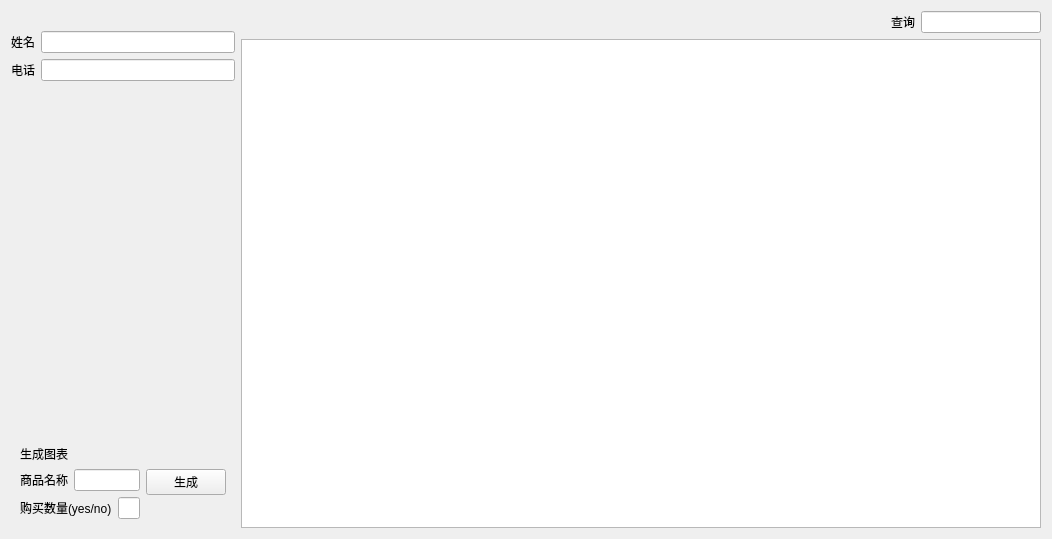
zhihao2020/ShopSystem, file Qtdesigners/查看用户信息.ui: the form before one commit.
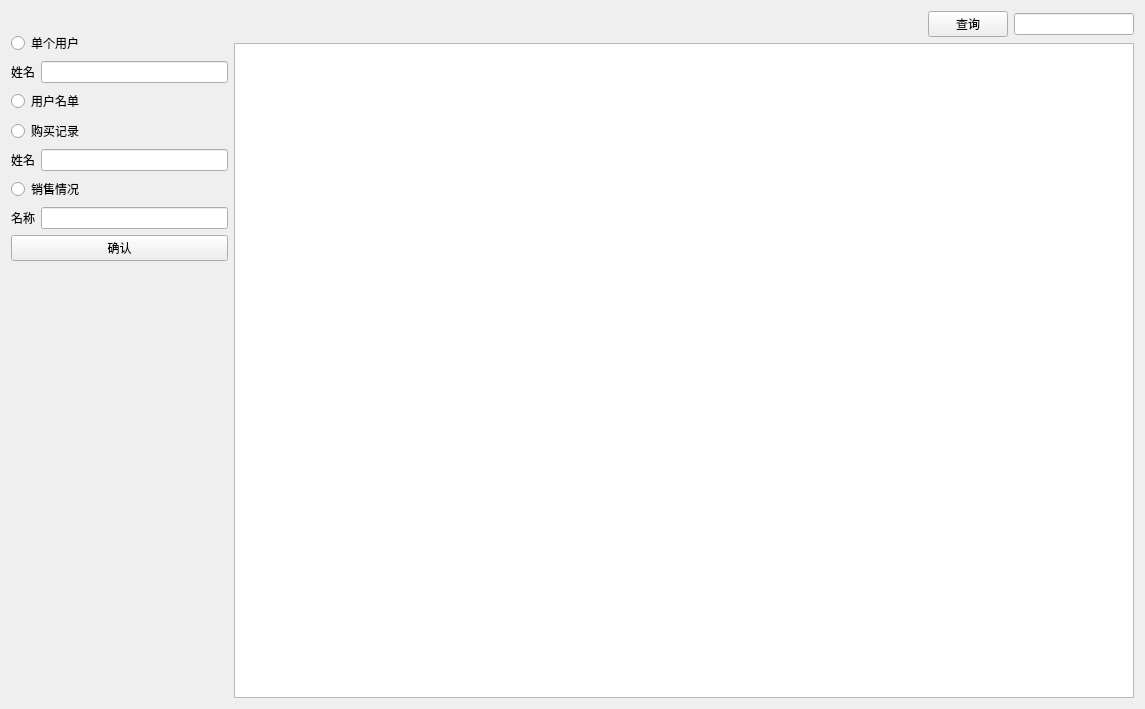
The form after the commit.

Diff of the .ui file:
```diff
--- a/Qtdesigners/查看用户信息.ui
+++ b/Qtdesigners/查看用户信息.ui
@@ -6,66 +6,115 @@
    <rect>
     <x>0</x>
     <y>0</y>
-    <width>860</width>
-    <height>539</height>
+    <width>1145</width>
+    <height>709</height>
    </rect>
   </property>
   <property name="windowTitle">
    <string>查看用户记录</string>
   </property>
-  <layout class="QHBoxLayout" name="horizontalLayout_9">
+  <layout class="QHBoxLayout" name="horizontalLayout_6">
    <item>
-    <layout class="QHBoxLayout" name="horizontalLayout_8">
+    <layout class="QHBoxLayout" name="horizontalLayout_5">
      <item>
-      <layout class="QVBoxLayout" name="verticalLayout_4">
+      <layout class="QVBoxLayout" name="verticalLayout">
        <item>
-        <spacer name="horizontalSpacer_4">
-         <property name="orientation">
-          <enum>Qt::Horizontal</enum>
+        <widget class="QLabel" name="label">
+         <property name="text">
+          <string/>
          </property>
-         <property name="sizeHint" stdset="0">
-          <size>
-           <width>40</width>
-           <height>20</height>
-          </size>
+        </widget>
+       </item>
+       <item>
+        <widget class="QRadioButton" name="radioButton_5">
+         <property name="text">
+          <string>单个用户</string>
          </property>
-        </spacer>
+        </widget>
        </item>
        <item>
-        <layout class="QVBoxLayout" name="verticalLayout">
+        <layout class="QHBoxLayout" name="horizontalLayout">
          <item>
-          <layout class="QHBoxLayout" name="horizontalLayout">
-           <item>
-            <widget class="QLabel" name="label">
-             <property name="text">
-              <string>姓名</string>
-             </property>
-            </widget>
-           </item>
-           <item>
-            <widget class="QLineEdit" name="lineEdit"/>
-           </item>
-          </layout>
+          <widget class="QLabel" name="label_7">
+           <property name="maximumSize">
+            <size>
+             <width>30</width>
+             <height>16777215</height>
+            </size>
+           </property>
+           <property name="text">
+            <string>姓名</string>
+           </property>
+          </widget>
          </item>
          <item>
-          <layout class="QHBoxLayout" name="horizontalLayout_2"/>
+          <widget class="QLineEdit" name="lineEdit_2">
+           <property name="maximumSize">
+            <size>
+             <width>271</width>
+             <height>16777215</height>
+            </size>
+           </property>
+          </widget>
          </item>
+        </layout>
+       </item>
+       <item>
+        <widget class="QRadioButton" name="radioButton">
+         <property name="text">
+          <string>用户名单</string>
+         </property>
+        </widget>
+       </item>
+       <item>
+        <widget class="QRadioButton" name="radioButton_2">
+         <property name="text">
+          <string>购买记录</string>
+         </property>
+        </widget>
+       </item>
+       <item>
+        <layout class="QHBoxLayout" name="horizontalLayout_2">
          <item>
-          <layout class="QHBoxLayout" name="horizontalLayout_3">
-           <item>
-            <widget class="QLabel" name="label_3">
-             <property name="text">
-              <string>电话</string>
-             </property>
-            </widget>
-           </item>
-           <item>
-            <widget class="QLineEdit" name="lineEdit_3"/>
-           </item>
-          </layout>
+          <widget class="QLabel" name="label_5">
+           <property name="text">
+            <string>姓名</string>
+           </property>
+          </widget>
          </item>
+         <item>
+          <widget class="QLineEdit" name="lineEdit"/>
+         </item>
         </layout>
        </item>
+       <item>
+        <widget class="QRadioButton" name="radioButton_3">
+         <property name="text">
+          <string>销售情况</string>
+         </property>
+        </widget>
+       </item>
+       <item>
+        <layout class="QHBoxLayout" name="horizontalLayout_3">
+         <item>
+          <widget class="QLabel" name="label_4">
+           <property name="text">
+            <string>名称</string>
+           </property>
+          </widget>
+         </item>
+         <item>
+          <widget class="QLineEdit" name="lineEdit_5"/>
+         </item>
+        </layout>
+       </item>
+       <item>
+        <widget class="QPushButton" name="pushButton">
+         <property name="text">
+          <string>确认</string>
+         </property>
+        </widget>
+       </item>
        <item>
         <spacer name="verticalSpacer">
          <property name="orientation">
@@ -79,84 +128,6 @@
          </property>
         </spacer>
        </item>
-       <item>
-        <widget class="QWidget" name="widget" native="true">
-         <layout class="QHBoxLayout" name="horizontalLayout_7">
-          <item>
-           <layout class="QVBoxLayout" name="verticalLayout_3">
-            <item>
-             <widget class="QLabel" name="label_4">
-              <property name="text">
-               <string>生成图表</string>
-              </property>
-             </widget>
-            </item>
-            <item>
-             <layout class="QHBoxLayout" name="horizontalLayout_5">
-              <item>
-               <widget class="QLabel" name="label_5">
-                <property name="text">
-                 <string>商品名称</string>
-                </property>
-               </widget>
-              </item>
-              <item>
-               <spacer name="horizontalSpacer_2">
-                <property name="orientation">
-                 <enum>Qt::Horizontal</enum>
-                </property>
-                <property name="sizeHint" stdset="0">
-                 <size>
-                  <width>40</width>
-                  <height>20</height>
-                 </size>
-                </property>
-               </spacer>
-              </item>
-              <item>
-               <widget class="QLineEdit" name="lineEdit_5"/>
-              </item>
-             </layout>
-            </item>
-            <item>
-             <layout class="QHBoxLayout" name="horizontalLayout_6">
-              <item>
-               <widget class="QLabel" name="label_6">
-                <property name="text">
-                 <string>购买数量(yes/no)</string>
-                </property>
-               </widget>
-              </item>
-              <item>
-               <spacer name="horizontalSpacer_3">
-                <property name="orientation">
-                 <enum>Qt::Horizontal</enum>
-                </property>
-                <property name="sizeHint" stdset="0">
-                 <size>
-                  <width>40</width>
-                  <height>20</height>
-                 </size>
-                </property>
-               </spacer>
-              </item>
-              <item>
-               <widget class="QLineEdit" name="lineEdit_6"/>
-              </item>
-             </layout>
-            </item>
-           </layout>
-          </item>
-          <item>
-           <widget class="QPushButton" name="pushButton">
-            <property name="text">
-             <string>生成</string>
-            </property>
-           </widget>
-          </item>
-         </layout>
-        </widget>
-       </item>
       </layout>
      </item>
      <item>
@@ -177,7 +148,7 @@
           </spacer>
          </item>
          <item>
-          <widget class="QLabel" name="label_2">
+          <widget class="QPushButton" name="pushButton_2">
            <property name="text">
             <string>查询</string>
            </property>
@@ -202,10 +173,10 @@
         </layout>
        </item>
        <item>
-        <widget class="QTableWidget" name="tableWidget">
+        <widget class="QTableView" name="tableView">
          <property name="minimumSize">
           <size>
-           <width>800</width>
+           <width>900</width>
            <height>0</height>
           </size>
          </property>
```
